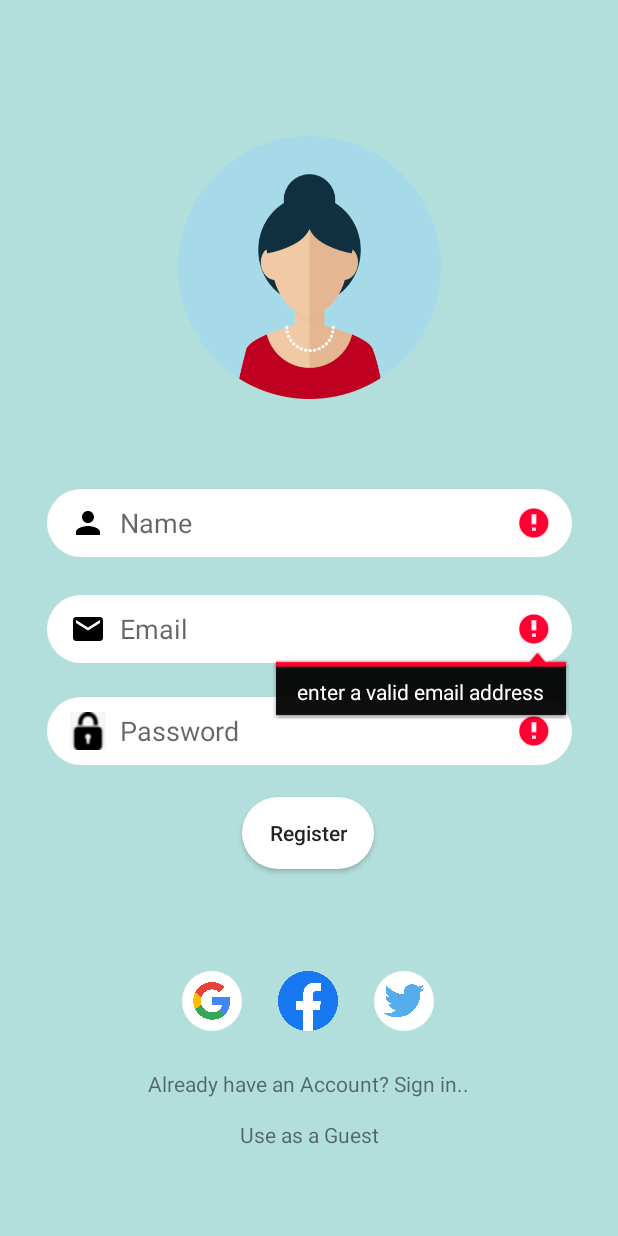
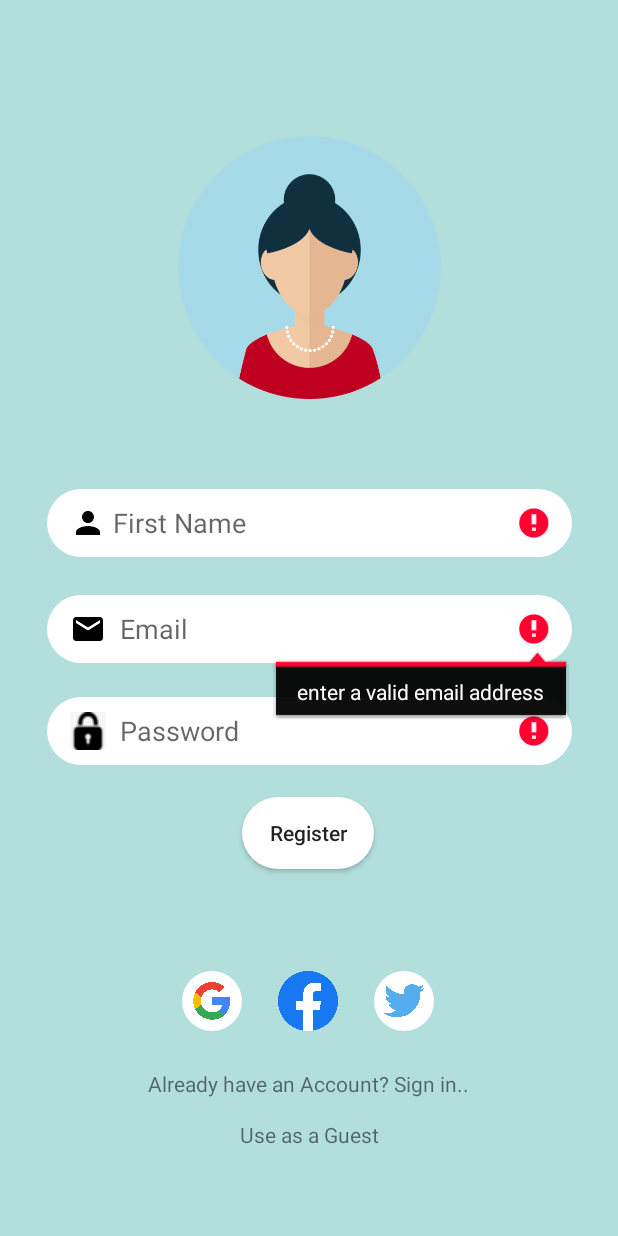
Before and after one commit to swan10/Android-Women_Safety_App, an Android app: the Register screen opened directly, with no data from a screen before it, after a tap on "Register", on a phone screen of 412 x 824 dp. Run offline under Robolectric (Android 15) with nearby library versions, the phone set to English and light mode, and no system bars.

Commit message:
registration with previous data deletion modified

```diff
--- a/app/src/main/java/com/example/myapplication/DatabaseHelper.java
+++ b/app/src/main/java/com/example/myapplication/DatabaseHelper.java
@@ -106,7 +106,7 @@ public class DatabaseHelper extends SQLiteOpenHelper {
         return res;
     }
 
-    //delete
+    //delete table data
     public void deleteTable(){
         SQLiteDatabase db = this.getWritableDatabase();
 
--- a/app/src/main/java/com/example/myapplication/Register.java
+++ b/app/src/main/java/com/example/myapplication/Register.java
@@ -22,12 +22,16 @@ public class Register extends AppCompatActivity {
     ImageView reg_g,reg_f,reg_t;
     private EditText email,pwd,name;
     DatabaseHelper myDb;
+    FavContactDB fDb;
+    Emergency eDb;
 
     @Override
     protected void onCreate(@Nullable Bundle savedInstanceState) {
         super.onCreate(savedInstanceState);
         setContentView(R.layout.activity_register);
         myDb=new DatabaseHelper(this);
+        fDb=new FavContactDB(this);
+        eDb=new Emergency(this);
 
         name=findViewById(R.id.name_reg);
         email=findViewById(R.id.email_reg);
@@ -138,7 +142,7 @@ public class Register extends AppCompatActivity {
         String passwordr = pwd.getText().toString();
 
         if (namer.isEmpty() || namer.length() < 3) {
-            name.setError("at least 3 characters");
+            name.setError("Enter your profile name between 3 to 10");
             valid = false;
         } else {
             name.setError(null);
@@ -176,6 +180,8 @@ public class Register extends AppCompatActivity {
             @Override
             public void onClick(DialogInterface dialogInterface, int i) {
                 myDb.deleteTable();
+                fDb.deleteTable();
+                eDb.deleteTable();
                 boolean isInserted = myDb.insertData(name.getText().toString(), email.getText().toString(), pwd.getText().toString());
                 onSignupSuccess();
             }
--- a/app/src/main/res/layout/activity_login.xml
+++ b/app/src/main/res/layout/activity_login.xml
@@ -19,6 +19,7 @@
         android:inputType="textEmailAddress"
         android:paddingLeft="15dp"
         android:paddingRight="15dp"
+        android:maxLength="10"
         app:layout_constraintBottom_toBottomOf="parent"
         app:layout_constraintEnd_toEndOf="parent"
         app:layout_constraintHorizontal_bias="0.491"
@@ -38,6 +39,7 @@
         android:paddingLeft="15dp"
         android:paddingRight="35dp"
         android:layout_margin="10dp"
+        android:maxLength="10"
         app:layout_constraintBottom_toBottomOf="parent"
         app:layout_constraintEnd_toEndOf="parent"
         app:layout_constraintHorizontal_bias="0.508"
--- a/app/src/main/res/layout/activity_register.xml
+++ b/app/src/main/res/layout/activity_register.xml
@@ -33,7 +33,7 @@
         android:background="@drawable/rounded_button"
         android:drawableLeft="@drawable/pwd"
         android:ems="10"
-        android:maxLength="5"
+        android:maxLength="10"
         android:hint="  Password"
         android:inputType="textPassword"
         android:paddingLeft="15dp"
@@ -53,10 +53,10 @@
         android:background="@drawable/rounded_button"
         android:drawableLeft="@drawable/ic_person"
         android:ems="10"
-        android:hint="  Name"
+        android:hint=" First Name"
         android:importantForAutofill="no"
         android:inputType="textPersonName"
-        android:maxLength="7"
+        android:maxLength="10"
         android:paddingStart="15dp"
         android:paddingEnd="15dp"
         android:layout_margin="10dp"
--- a/app/src/main/res/layout/activity_settings.xml
+++ b/app/src/main/res/layout/activity_settings.xml
@@ -40,7 +40,7 @@
                         android:layout_marginTop="50dp"
                         android:layout_marginRight="10dp"
                         android:text="Your Name"
-                        android:textSize="30dp"
+                        android:textSize="25dp"
                         android:layout_alignParentRight="true"
                         android:id="@+id/sname"/>
 
```
Also changed, not shown: app/src/main/java/com/example/myapplication/Emergency.java (+9 -0 lines), app/src/main/java/com/example/myapplication/FavContactDB.java (+9 -0 lines).
